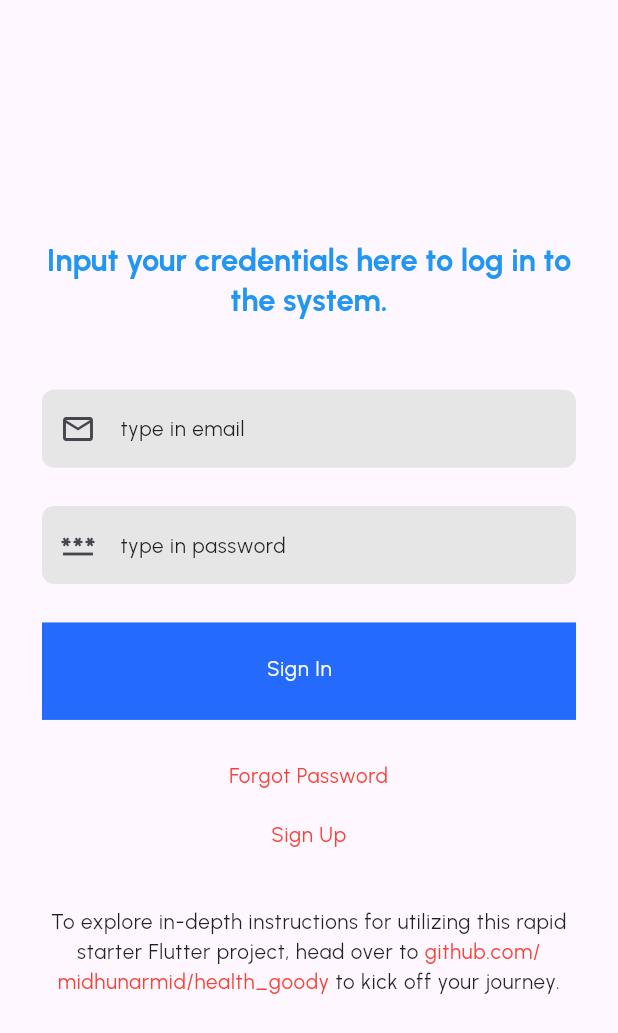
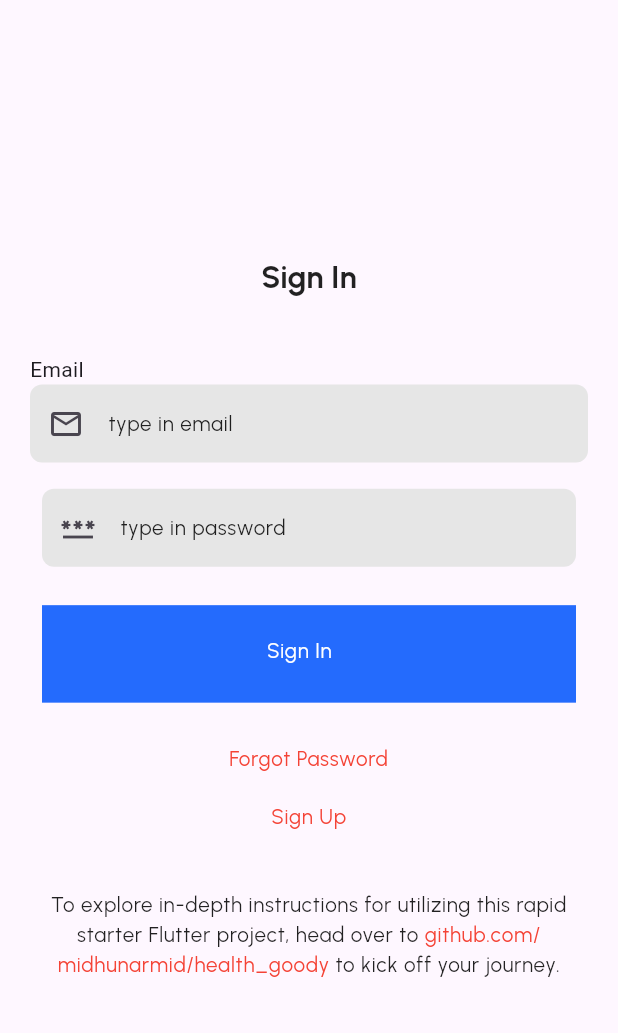
Before and after one commit to Ismailvk/Health-Goody, a Flutter app: the screen it shows after launch, on a phone screen of 412 x 824 dp. Shown: the top 1033 px of the screen. Run offline on Flutter 3.47's test engine with Material 3 defaults, Android fonts, the light colour scheme and no system bars; drawn by our look-alikes of flutter_linkify; our stand-ins replace awesome_dialog, flutter_bloc, flutter_screenutil, get_it, go_router, google_fonts and 4 more.

Commit message:
clean architecture implemented

```diff
--- a/lib/core/presentation/navigation/app_router.dart
+++ b/lib/core/presentation/navigation/app_router.dart
@@ -1,4 +1,3 @@
-import 'dart:math';
 import 'package:flutter/material.dart';
 import 'package:health_goody/core/presentation/pages/dummy_screen.dart';
 import 'package:health_goody/core/presentation/pages/signin_screen.dart';
@@ -7,23 +6,23 @@ import 'package:go_router/go_router.dart';
 
 final GoRouter router = GoRouter(
   errorBuilder: (context, state) => const DummyScreen(text: "Error Screen"),
-  redirect: (BuildContext context, GoRouterState state) {
-    if (!["/home", "/signin", "/forgotPassword", "/signup"]
-        .contains(state.fullPath)) {
-      // if any routes which needs auth, check for auth
-      bool auth = Random().nextBool();
-      if (!auth) {
-        // if not authenticated, show signin screen
-        return '/signin';
-      } else {
-        // if authenticated, proceed
-        return null;
-      }
-    } else {
-      // for any screens which not need auth, proceed
-      return null;
-    }
-  },
+  // redirect: (BuildContext context, GoRouterState state) {
+  //   if (!["/home", "/signin", "/forgotPassword", "/signup"]
+  //       .contains(state.fullPath)) {
+  //     // if any routes which needs auth, check for auth
+  //     bool auth = Random().nextBool();
+  //     if (!auth) {
+  //       // if not authenticated, show signin screen
+  //       return '/signin';
+  //     } else {
+  //       // if authenticated, proceed
+  //       return null;
+  //     }
+  //   } else {
+  //     // for any screens which not need auth, proceed
+  //     return null;
+  //   }
+  // },
   routes: <RouteBase>[
     GoRoute(
       path: '/',
--- a/lib/core/presentation/pages/signin_screen.dart
+++ b/lib/core/presentation/pages/signin_screen.dart
@@ -110,18 +110,12 @@ class _SigninScreenState extends State<SigninScreen> {
                       mainAxisAlignment: MainAxisAlignment.start,
                       children: [
                         SizedBox(height: 32.h),
-                        Text(
-                          MessageGenerator.getMessage("auth-welcome"),
+                        Text(MessageGenerator.getMessage("auth-signin"),
                             textAlign: TextAlign.center,
-                          style: Theme.of(context)
-                              .textTheme
-                              .headlineSmall
-                              ?.copyWith(color: Colors.blue),
-                        ),
+                            style: Theme.of(context).textTheme.headlineSmall),
                         SizedBox(height: 32.h),
-                        Padding(
-                          padding: const EdgeInsets.all(8.0),
-                          child: TextField(
+                        Text(MessageGenerator.getLabel('email')),
+                        TextField(
                           controller: _emailController,
                           keyboardType: TextInputType.emailAddress,
                           style: Theme.of(context).textTheme.labelSmall,
@@ -146,7 +140,6 @@ class _SigninScreenState extends State<SigninScreen> {
                             border: OutlineInputBorder(
                                 borderSide: BorderSide.none,
                                 borderRadius: BorderRadius.circular(8)),
-                            ),
                           ),
                         ),
                         SizedBox(
--- a/lib/core/presentation/utils/message_generator.dart
+++ b/lib/core/presentation/utils/message_generator.dart
@@ -3,7 +3,8 @@ class MessageGenerator {
     "en": {
       "un-expected-error": "Some un expected error happened!",
       "un-expected-error-message": "Some un expected error happened!",
-      "auth-welcome": "Input your credentials here to log in to the system.",
+      "auth-signin": "Sign In",
+      "auth-signin-message": "Hi! Welcome back, you've been missed",
       "auth-visit-site-guide":
           "To explore in-depth instructions for utilizing this rapid starter Flutter project, head over to https://github.com/midhunarmid/health_goody to kick off your journey.",
     }
@@ -12,6 +13,9 @@ class MessageGenerator {
   static const Map<String, Map<String, String>> _labelMap = {
     "en": {
       "OK": "OK",
+      "email": "Email",
+      "password": "Password",
+      "name": "Name",
     }
   };
 
```
Lines whose indentation alone changed are shown as unchanged.
